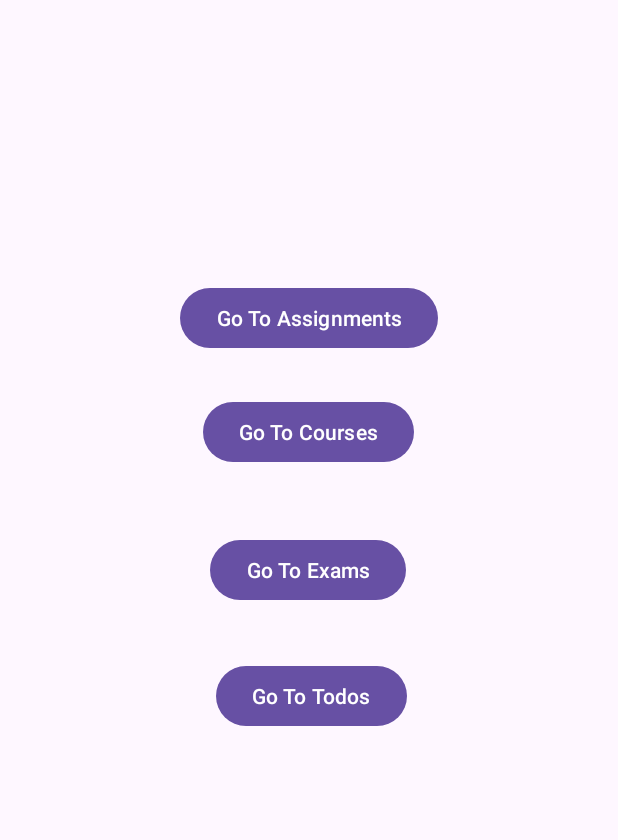
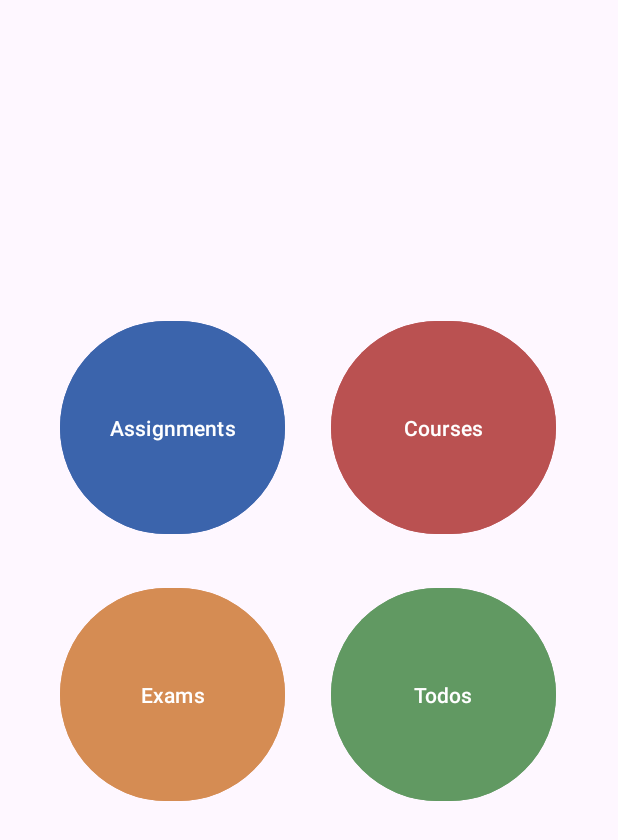
Before and after one commit to maxxu123456/college-scheduler, an Android app: the screen it shows after launch (MainActivity), on a phone screen of 412 x 824 dp. Shown: the top 840 px of the screen. Run offline under Robolectric (Android 15) with nearby library versions, the phone set to English and light mode, and no system bars; our stand-ins replace data binding.

Commit message:
front page styling

```diff
--- a/app/src/main/res/layout/activity_main.xml
+++ b/app/src/main/res/layout/activity_main.xml
@@ -10,46 +10,51 @@
 
         <Button
             android:id="@+id/assignmentsButton"
-            android:layout_width="wrap_content"
-            android:layout_height="wrap_content"
-            android:layout_marginTop="188dp"
-            android:text="Go To Assignments"
+            android:layout_width="150dp"
+            android:layout_height="150dp"
+            android:layout_marginTop="210dp"
+            android:backgroundTint="#3B64AC"
+            android:text="Assignments"
             app:layout_constraintEnd_toEndOf="parent"
+            app:layout_constraintHorizontal_bias="0.153"
             app:layout_constraintStart_toStartOf="parent"
             app:layout_constraintTop_toTopOf="parent" />
 
         <Button
             android:id="@+id/coursesButton"
-            android:layout_width="wrap_content"
-            android:layout_height="wrap_content"
-            android:layout_marginTop="264dp"
-            android:text="Go To Courses"
+            android:layout_width="150dp"
+            android:layout_height="150dp"
+            android:layout_marginTop="210dp"
+            android:backgroundTint="#BA5151"
+            android:text="Courses"
             app:layout_constraintEnd_toEndOf="parent"
-            app:layout_constraintHorizontal_bias="0.498"
+            app:layout_constraintHorizontal_bias="0.842"
             app:layout_constraintStart_toStartOf="parent"
             app:layout_constraintTop_toTopOf="parent" />
 
         <Button
             android:id="@+id/examsButton"
-            android:layout_width="wrap_content"
-            android:layout_height="wrap_content"
-            android:layout_marginTop="356dp"
-            android:text="Go To Exams"
+            android:layout_width="150dp"
+            android:layout_height="150dp"
+            android:layout_marginTop="28dp"
+            android:backgroundTint="#D58C53"
+            android:text="Exams"
             app:layout_constraintEnd_toEndOf="parent"
-            app:layout_constraintHorizontal_bias="0.498"
+            app:layout_constraintHorizontal_bias="0.153"
             app:layout_constraintStart_toStartOf="parent"
-            app:layout_constraintTop_toTopOf="parent" />
+            app:layout_constraintTop_toBottomOf="@+id/assignmentsButton" />
 
         <Button
             android:id="@+id/todosButton"
-            android:layout_width="wrap_content"
-            android:layout_height="wrap_content"
-            android:layout_marginTop="440dp"
-            android:text="Go To Todos"
+            android:layout_width="150dp"
+            android:layout_height="150dp"
+            android:layout_marginTop="28dp"
+            android:backgroundTint="#619962"
+            android:text="Todos"
             app:layout_constraintEnd_toEndOf="parent"
-            app:layout_constraintHorizontal_bias="0.505"
+            app:layout_constraintHorizontal_bias="0.842"
             app:layout_constraintStart_toStartOf="parent"
-            app:layout_constraintTop_toTopOf="parent" />
+            app:layout_constraintTop_toBottomOf="@+id/coursesButton" />
 
 
     </androidx.constraintlayout.widget.ConstraintLayout>
--- a/app/src/main/res/layout/course_list_item.xml
+++ b/app/src/main/res/layout/course_list_item.xml
@@ -15,18 +15,17 @@
         android:layout_width="match_parent"
         android:layout_height="wrap_content"
         android:layout_marginTop="20dp"
+        android:layout_marginBottom="20dp"
+        app:cardCornerRadius="10dp"
         app:layout_constraintBottom_toBottomOf="parent"
         app:layout_constraintEnd_toEndOf="parent"
         app:layout_constraintStart_toStartOf="parent"
-        app:layout_constraintTop_toTopOf="parent"
-        android:layout_marginBottom="20dp"
-        app:cardCornerRadius="10dp"
-        >
+        app:layout_constraintTop_toTopOf="parent">
 
         <androidx.constraintlayout.widget.ConstraintLayout
-            android:padding="4dp"
             android:layout_width="match_parent"
             android:layout_height="match_parent"
+            android:padding="4dp"
             android:paddingStart="20dp"
             android:paddingEnd="20dp">
 
```
